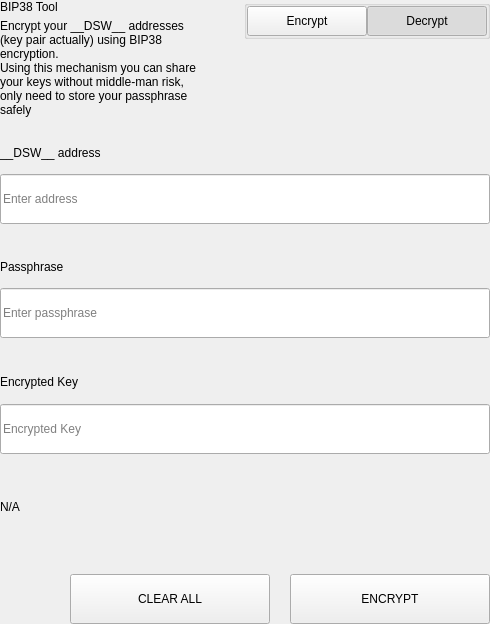
The window that src/qt/pivx/settings/forms/settingsbittoolwidget.ui (decenomy/DSW) describes before a commit, drawn with Qt 5.
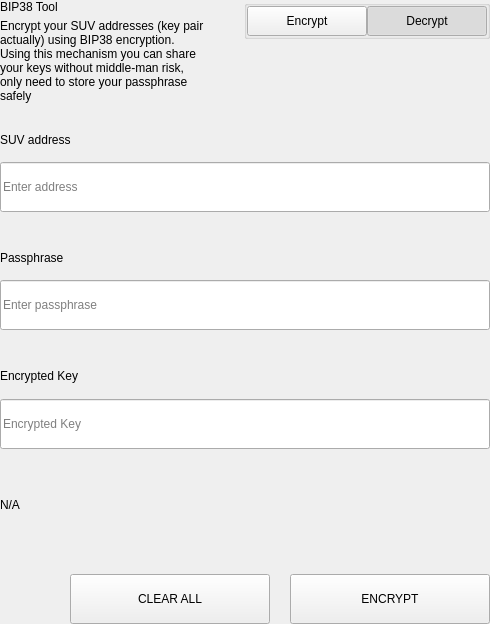
The same window after the commit.

What changed in the file:
```diff
--- a/src/qt/pivx/settings/forms/settingsbittoolwidget.ui
+++ b/src/qt/pivx/settings/forms/settingsbittoolwidget.ui
@@ -69,7 +69,7 @@
             <item>
              <widget class="QLabel" name="labelSubtitle1">
               <property name="text">
-               <string>Encrypt your __DSW__ addresses (key pair actually) using BIP38 encryption.
+               <string>Encrypt your SUV addresses (key pair actually) using BIP38 encryption.
 Using this mechanism you can share your keys without middle-man risk, only need to store your passphrase safely</string>
               </property>
               <property name="wordWrap">
@@ -657,7 +657,7 @@
                   </size>
                  </property>
                  <property name="text">
-                  <string>__DSW__ address</string>
+                  <string>SUV address</string>
                  </property>
                 </widget>
                </item>
```
